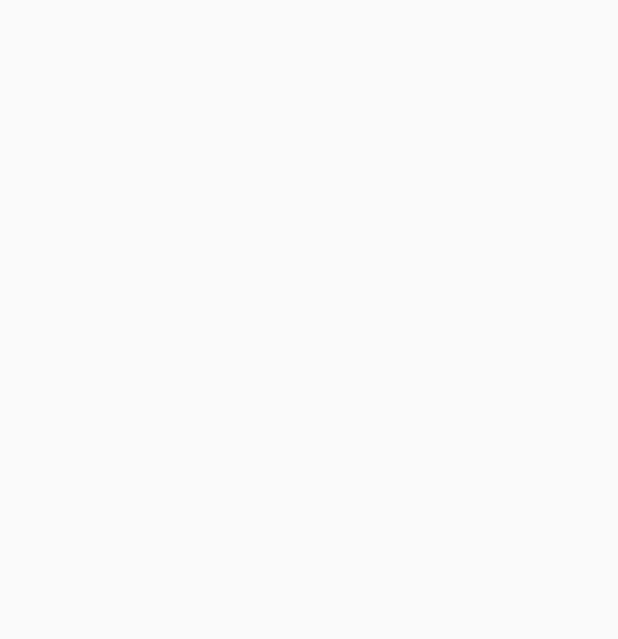
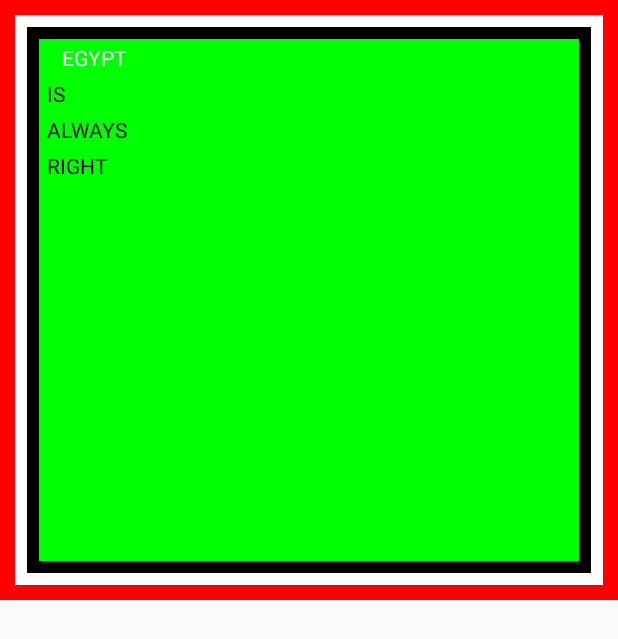
Before and after one commit to MhmdAwad/JetpackComposePlayground, an Android app built with Jetpack Compose: the screen it shows after launch (MainActivity), on a phone screen of 412 x 824 dp. Before the commit the part shown is empty. Shown: the top 639 px of the screen. Run offline under Robolectric (Android 15) with nearby library versions, the phone set to English and light mode, and no system bars.

Commit message:
played with border, padding, spacer and offset

```diff
--- a/app/src/main/java/com/mhmdawad/testingplayground/MainActivity.kt
+++ b/app/src/main/java/com/mhmdawad/testingplayground/MainActivity.kt
@@ -1,15 +1,20 @@
 package com.mhmdawad.testingplayground
 
 import android.os.Bundle
+import android.widget.Space
 import androidx.activity.ComponentActivity
 import androidx.activity.compose.setContent
-import androidx.compose.foundation.layout.fillMaxSize
+import androidx.compose.foundation.background
+import androidx.compose.foundation.border
+import androidx.compose.foundation.layout.*
 import androidx.compose.material.MaterialTheme
 import androidx.compose.material.Surface
 import androidx.compose.material.Text
 import androidx.compose.runtime.Composable
 import androidx.compose.ui.Modifier
+import androidx.compose.ui.graphics.Color
 import androidx.compose.ui.tooling.preview.Preview
+import androidx.compose.ui.unit.dp
 import com.mhmdawad.testingplayground.ui.theme.JetpackComposePlaygroundTheme
 
 class MainActivity : ComponentActivity() {
@@ -17,7 +22,28 @@ class MainActivity : ComponentActivity() {
         super.onCreate(savedInstanceState)
         setContent {
 
+            Column(
+                modifier = Modifier
+                    .background(Color.Green)
+                    .fillMaxWidth()
+                    .height(400.dp)
+                    .border(10.dp, Color.Red)
+                    .padding(8.dp)
+                    .border(10.dp, Color.White)
+                    .padding(8.dp)
+                    .border(10.dp, Color.Black)
+                    .padding(15.dp)
+            ) {
+                Text(text = "EGYPT", color = Color.White,
+                    modifier = Modifier.offset(10.dp, 0.dp))
+                Spacer(modifier = Modifier.padding(top = 8.dp))
+                Text(text = "IS")
+                Spacer(modifier = Modifier.padding(top = 8.dp))
+                Text(text = "ALWAYS")
+                Spacer(modifier = Modifier.padding(top = 8.dp))
+                Text(text = "RIGHT")
 
+            }
         }
     }
 }
```
